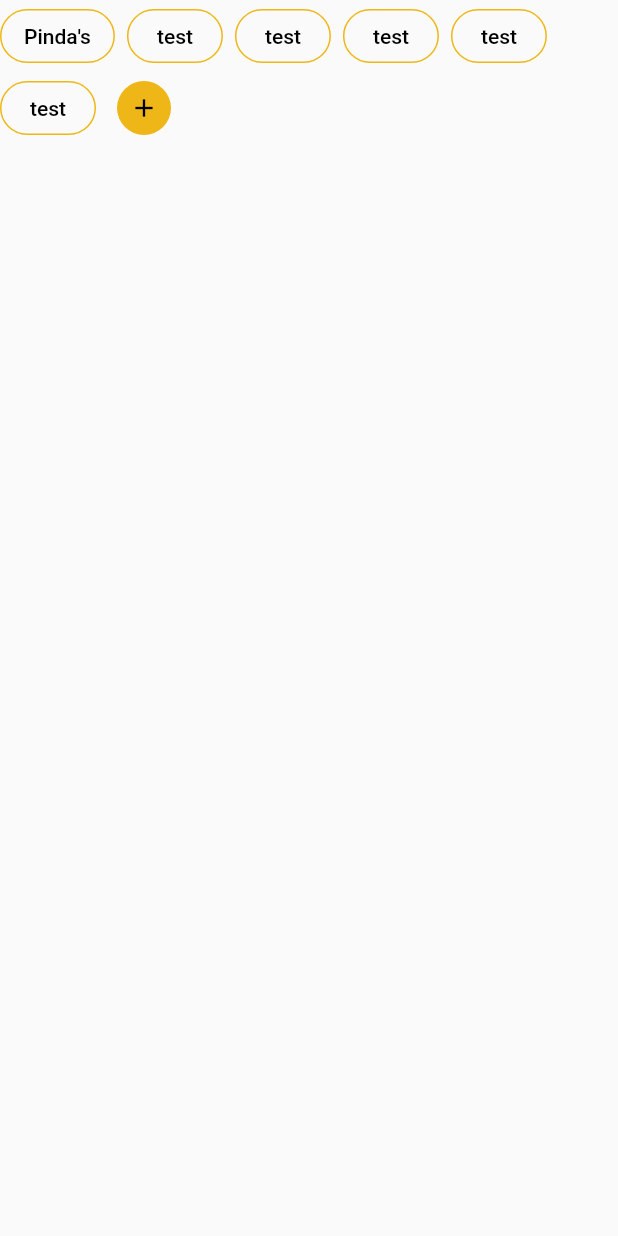
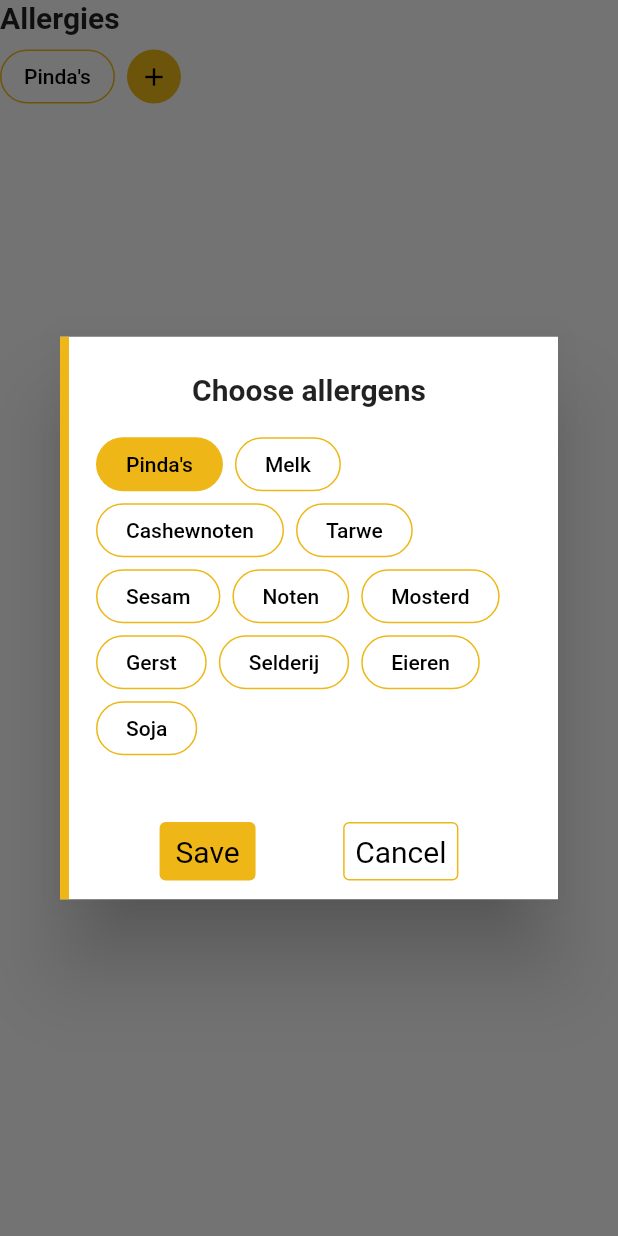
Before and after one commit to EditaAnomaly/S7-ASM-Jumbo-project, a Flutter app: the PreferenceSelector widget shown alone on an empty page, opened directly, after a tap on the "add" icon, on a phone screen of 412 x 824 dp. Run offline on Flutter 3.47's test engine with Material 2 defaults, Android fonts, the phone set to English and light mode, and no system bars; our stand-ins replace flutter_bloc; missing offline and left inert: flutter_barcode_scanner.

Commit message:
Set preferences

```diff
--- /dev/null
+++ b/lib/models/preference_option.dart
@@ -0,0 +1,6 @@
+class PreferenceOption {
+  late String value;
+  late bool isActive;
+
+  PreferenceOption(this.value, this.isActive);
+}
--- a/lib/pages/basket_page.dart
+++ b/lib/pages/basket_page.dart
@@ -18,9 +18,12 @@ class _BasketPageState extends State<BasketPage> {
   _openBarcodeScanner() async {
     String barcodeScanRes = await FlutterBarcodeScanner.scanBarcode(
         "#000000", "Cancel", true, ScanMode.BARCODE);
+
     product = await productService.scan(barcodeScanRes);
     warnings = productService.getWarnings(product);
+
     if (warnings.isEmpty) return;
+
     _alertAboutProduct(product, warnings);
   }
 
@@ -49,7 +52,6 @@ class _BasketPageState extends State<BasketPage> {
           ),
           content: SizedBox(
             width: double.maxFinite,
-            //height: 400,
             child: ListView.builder(
               shrinkWrap: true,
               itemCount: warnings.length,
@@ -74,7 +76,6 @@ class _BasketPageState extends State<BasketPage> {
             ),
             TextButton(
                 style: OutlinedButton.styleFrom(
-                  //padding: const EdgeInsets.symmetric(vertical: 8.0),
                   side: const BorderSide(
                     color: Color(0xffEEB717),
                   ),
@@ -100,7 +101,6 @@ class _BasketPageState extends State<BasketPage> {
         backgroundColor: Colors.white,
         foregroundColor: Colors.black,
       ),
-      // body
       floatingActionButton: FloatingActionButton(
         onPressed: _openBarcodeScanner,
         backgroundColor: const Color(0xffEEB717),
--- a/lib/pages/profile_page.dart
+++ b/lib/pages/profile_page.dart
@@ -1,5 +1,5 @@
 import 'package:flutter/material.dart';
-import 'package:jumbo_app_flutter/widgets/preference_selector.dart';
+import 'package:jumbo_app_flutter/widgets/preferences/preference_selector.dart';
 
 class ProfilePage extends StatefulWidget {
   const ProfilePage({super.key});
@@ -16,7 +16,8 @@ class _ProfilePageState extends State<ProfilePage> {
         backgroundColor: Colors.white,
         foregroundColor: Colors.black,
       ),
-      body: Center(
+      body: Padding(
+        padding: const EdgeInsets.all(20.0),
         child: Column(
           mainAxisAlignment: MainAxisAlignment.center,
           children: const <Widget>[
--- /dev/null
+++ b/lib/services/preference.service.dart
@@ -0,0 +1,27 @@
+import 'package:jumbo_app_flutter/models/preference_option.dart';
+
+class PreferenceService {
+  static final List<String> allergens = ["Pinda's"];
+
+  static final List<PreferenceOption> options = [
+    PreferenceOption("Pinda's", true),
+    PreferenceOption("Melk", false),
+    PreferenceOption("Cashewnoten", false),
+    PreferenceOption("Tarwe", false),
+    PreferenceOption("Sesam", false),
+    PreferenceOption("Noten", false),
+    PreferenceOption("Mosterd", false),
+    PreferenceOption("Gerst", false),
+    PreferenceOption("Selderij", false),
+    PreferenceOption("Eieren", false),
+    PreferenceOption("Soja", false),
+  ];
+
+  setAllergen(String allergen) {
+    allergens.add(allergen);
+  }
+
+  removeAllergen(String allergen) {
+    allergens.remove(allergen);
+  }
+}
--- a/lib/services/product.service.dart
+++ b/lib/services/product.service.dart
@@ -1,11 +1,11 @@
 import 'package:jumbo_app_flutter/models/allergen.dart';
 import 'package:jumbo_app_flutter/models/product.dart';
+import 'package:jumbo_app_flutter/services/preference.service.dart';
 import 'api.service.dart';
 import 'dart:convert';
 
 class ProductService {
   final apiService = Api();
-  List<String> allergens = ["Pinda's"];
 
   Future<Product> scan(barcode) async {
     var product = await fetchProduct(barcode);
@@ -34,17 +34,9 @@ class ProductService {
     product.setAllergens(json['allergyText'].split(','));
   }
 
-  setAllergen(String allergen) {
-    allergens.add(allergen);
-  }
-
-  removeAllergen(String allergen) {
-    allergens.remove(allergen);
-  }
-
   List<Allergen> getWarnings(Product product) {
     return product.allergens.where((allergen) {
-      return allergens.contains(allergen.allergen);
+      return PreferenceService.allergens.contains(allergen.allergen);
     }).toList();
   }
 }
--- a/lib/widgets/preference_selector.dart
+++ /dev/null
@@ -1,82 +0,0 @@
-import 'package:flutter/material.dart';
-
-class PreferenceSelector extends StatefulWidget {
-  const PreferenceSelector({super.key});
-
-  @override
-  State<StatefulWidget> createState() => _PreferenceSelectorState();
-}
-
-class _PreferenceSelectorState extends State<PreferenceSelector> {
-  List<String> preferences = [
-    "Pinda's",
-    "test",
-    "test",
-    "test",
-    "test",
-    "test"
-  ];
-
-  _openTextField() {
-    print("HOI");
-  }
-
-  @override
-  Widget build(BuildContext context) {
-    return Wrap(
-      children: [
-        for (var item in preferences)
-          Container(
-            margin: const EdgeInsets.only(right: 8.0),
-            child: OutlinedButton(
-              onPressed: () {
-                print(item);
-              },
-              style: OutlinedButton.styleFrom(
-                shape: RoundedRectangleBorder(
-                  borderRadius: BorderRadius.circular(20.0),
-                ),
-                side: const BorderSide(
-                  color: Color(0xffEEB717),
-                ),
-                foregroundColor: Colors.black,
-              ),
-              child: Text(item),
-            ),
-          ),
-        TextButton(
-          style: TextButton.styleFrom(
-            shape: const CircleBorder(),
-            foregroundColor: Colors.black,
-            backgroundColor: const Color(0xffEEB717),
-            minimumSize: Size.zero,
-          ),
-          onPressed: () {
-            _openTextField();
-          },
-          child: const Icon(
-            Icons.add,
-            size: 20.0,
-          ),
-        ),
-      ],
-    );
-
-    // [
-    // TextButton(
-    //   style: TextButton.styleFrom(
-    //     shape: const CircleBorder(),
-    //     foregroundColor: Colors.black,
-    //     backgroundColor: const Color(0xffEEB717),
-    //   ),
-    //   onPressed: () {
-    //     _openTextField();
-    //   },
-    //   child: const Icon(
-    //     Icons.add,
-    //     size: 30.0,
-    //   ),
-    // ),
-    // ],
-  }
-}
--- /dev/null
+++ b/lib/widgets/preferences/buttons/rounded_outlined_button.dart
@@ -0,0 +1,30 @@
+import 'package:flutter/material.dart';
+import 'package:jumbo_app_flutter/models/preference_option.dart';
+
+class RoundedOutlinedButton extends StatelessWidget {
+  final PreferenceOption item;
+  final Function(PreferenceOption) callback;
+
+  const RoundedOutlinedButton(this.item, this.callback, {super.key});
+
+  @override
+  Widget build(BuildContext context) {
+    return OutlinedButton(
+      onPressed: () {
+        callback(item);
+      },
+      style: OutlinedButton.styleFrom(
+        padding: const EdgeInsets.only(left: 20.0, right: 20.0),
+        tapTargetSize: MaterialTapTargetSize.shrinkWrap,
+        shape: RoundedRectangleBorder(
+          borderRadius: BorderRadius.circular(20.0),
+        ),
+        side: const BorderSide(
+          color: Color(0xffEEB717),
+        ),
+        foregroundColor: Colors.black,
+      ),
+      child: Text(item.value),
+    );
+  }
+}
--- /dev/null
+++ b/lib/widgets/preferences/buttons/rounded_text_button.dart
@@ -0,0 +1,28 @@
+import 'package:flutter/material.dart';
+import 'package:jumbo_app_flutter/models/preference_option.dart';
+
+class RoundedTextButton extends StatelessWidget {
+  final PreferenceOption item;
+  final Function(PreferenceOption) callback;
+
+  const RoundedTextButton(this.item, this.callback, {super.key});
+
+  @override
+  Widget build(BuildContext context) {
+    return TextButton(
+      onPressed: () {
+        callback(item);
+      },
+      style: TextButton.styleFrom(
+        padding: const EdgeInsets.only(left: 20.0, right: 20.0),
+        tapTargetSize: MaterialTapTargetSize.shrinkWrap,
+        shape: RoundedRectangleBorder(
+          borderRadius: BorderRadius.circular(20.0),
+        ),
+        backgroundColor: const Color(0xffEEB717),
+        foregroundColor: Colors.black,
+      ),
+      child: Text(item.value),
+    );
+  }
+}
--- /dev/null
+++ b/lib/widgets/preferences/preference_dialog.dart
@@ -0,0 +1,81 @@
+import 'package:flutter/material.dart';
+import 'package:jumbo_app_flutter/models/preference_option.dart';
+import 'package:jumbo_app_flutter/services/preference.service.dart';
+import 'package:jumbo_app_flutter/widgets/preferences/buttons/rounded_outlined_button.dart';
+import 'package:jumbo_app_flutter/widgets/preferences/buttons/rounded_text_button.dart';
+
+class PreferenceDialog extends StatefulWidget {
+  final List<PreferenceOption> options;
+  final Function(List<PreferenceOption>) callback;
+
+  const PreferenceDialog(this.options, this.callback, {super.key});
+
+  @override
+  State<StatefulWidget> createState() => _PreferenceDialogSate();
+}
+
+class _PreferenceDialogSate extends State<PreferenceDialog> {
+  _changeItemState(PreferenceOption item) {
+    setState(() {
+      item.isActive = !item.isActive;
+    });
+  }
+
+  @override
+  Widget build(BuildContext context) {
+    return AlertDialog(
+      shape: const Border(
+          left: BorderSide(width: 6.0, color: Color((0xffEEB717)))),
+      title: Column(
+        crossAxisAlignment: CrossAxisAlignment.center,
+        children: const [
+          Text(
+            "Choose allergens",
+            style: TextStyle(fontWeight: FontWeight.bold),
+          ),
+        ],
+      ),
+      content: SizedBox(
+          child: Wrap(
+        children: [
+          for (var item in PreferenceService.options)
+            Container(
+              margin: const EdgeInsets.only(right: 8.0, bottom: 8.0),
+              child: item.isActive
+                  ? RoundedTextButton(item, _changeItemState)
+                  : RoundedOutlinedButton(item, _changeItemState),
+            ),
+        ],
+      )),
+      actions: [
+        TextButton(
+          style: TextButton.styleFrom(
+            foregroundColor: Colors.black,
+            backgroundColor: const Color(0xffEEB717),
+            textStyle: const TextStyle(fontSize: 20),
+          ),
+          onPressed: () {
+            widget.callback(widget.options);
+            Navigator.of(context).pop();
+          },
+          child: const Text("Save"),
+        ),
+        TextButton(
+            style: OutlinedButton.styleFrom(
+              side: const BorderSide(
+                color: Color(0xffEEB717),
+              ),
+              textStyle: const TextStyle(fontSize: 20),
+            ),
+            child: const Text(
+              "Cancel",
+              style: TextStyle(color: Colors.black),
+            ),
+            onPressed: () {
+              Navigator.of(context).pop();
+            })
+      ],
+      actionsAlignment: MainAxisAlignment.spaceEvenly,
+    );
+  }
+}
--- /dev/null
+++ b/lib/widgets/preferences/preference_selector.dart
@@ -0,0 +1,115 @@
+import 'package:flutter/material.dart';
+import 'package:jumbo_app_flutter/models/preference_option.dart';
+import 'package:jumbo_app_flutter/services/preference.service.dart';
+import 'package:jumbo_app_flutter/widgets/preferences/preference_dialog.dart';
+
+class PreferenceSelector extends StatefulWidget {
+  const PreferenceSelector({super.key});
+
+  @override
+  State<StatefulWidget> createState() => _PreferenceSelectorState();
+}
+
+class _PreferenceSelectorState extends State<PreferenceSelector> {
+  final PreferenceService service = PreferenceService();
+  final List<String> allergens = List.from(PreferenceService.allergens);
+
+  _clearPreferences() {
+    setState(() {
+      PreferenceService.allergens.clear();
+      allergens.clear();
+    });
+  }
+
+  _addPreference(String preference) {
+    setState(() {
+      service.setAllergen(preference);
+      allergens.add(preference);
+    });
+  }
+
+  _removePreference(item) {
+    setState(() {
+      service.removeAllergen(item);
+      allergens.remove(item);
+    });
+  }
+
+  _saveOptions(List<PreferenceOption> options) {
+    _clearPreferences();
+
+    for (var element in options) {
+      if (element.isActive) {
+        _addPreference(element.value);
+      }
+    }
+  }
+
+  _openOptionDialog() {
+    showDialog(
+      context: context,
+      builder: (BuildContext context) {
+        return PreferenceDialog(PreferenceService.options, _saveOptions);
+      },
+    );
+  }
+
+  @override
+  Widget build(BuildContext context) {
+    return Column(
+      crossAxisAlignment: CrossAxisAlignment.start,
+      children: [
+        const Padding(
+          padding: EdgeInsets.only(bottom: 10.0),
+          child: Text(
+            "Allergies",
+            style: TextStyle(
+              fontSize: 20,
+              fontWeight: FontWeight.bold,
+            ),
+          ),
+        ),
+        Wrap(
+          children: [
+            for (var item in allergens)
+              Container(
+                margin: const EdgeInsets.only(right: 8.0, bottom: 8.0),
+                child: OutlinedButton(
+                  onPressed: () {
+                    _removePreference(item);
+                  },
+                  style: OutlinedButton.styleFrom(
+                    tapTargetSize: MaterialTapTargetSize.shrinkWrap,
+                    shape: RoundedRectangleBorder(
+                      borderRadius: BorderRadius.circular(20.0),
+                    ),
+                    side: const BorderSide(
+                      color: Color(0xffEEB717),
+                    ),
+                    foregroundColor: Colors.black,
+                  ),
+                  child: Text(item),
+                ),
+              ),
+            TextButton(
+              style: TextButton.styleFrom(
+                shape: const CircleBorder(),
+                foregroundColor: Colors.black,
+                backgroundColor: const Color(0xffEEB717),
+                minimumSize: Size.zero,
+                tapTargetSize: MaterialTapTargetSize.shrinkWrap,
+              ),
+              onPressed: () {
+                _openOptionDialog();
+              },
+              child: const Icon(
+                Icons.add,
+                size: 20.0,
+              ),
+            ),
+          ],
+        )
+      ],
+    );
+  }
+}
```
